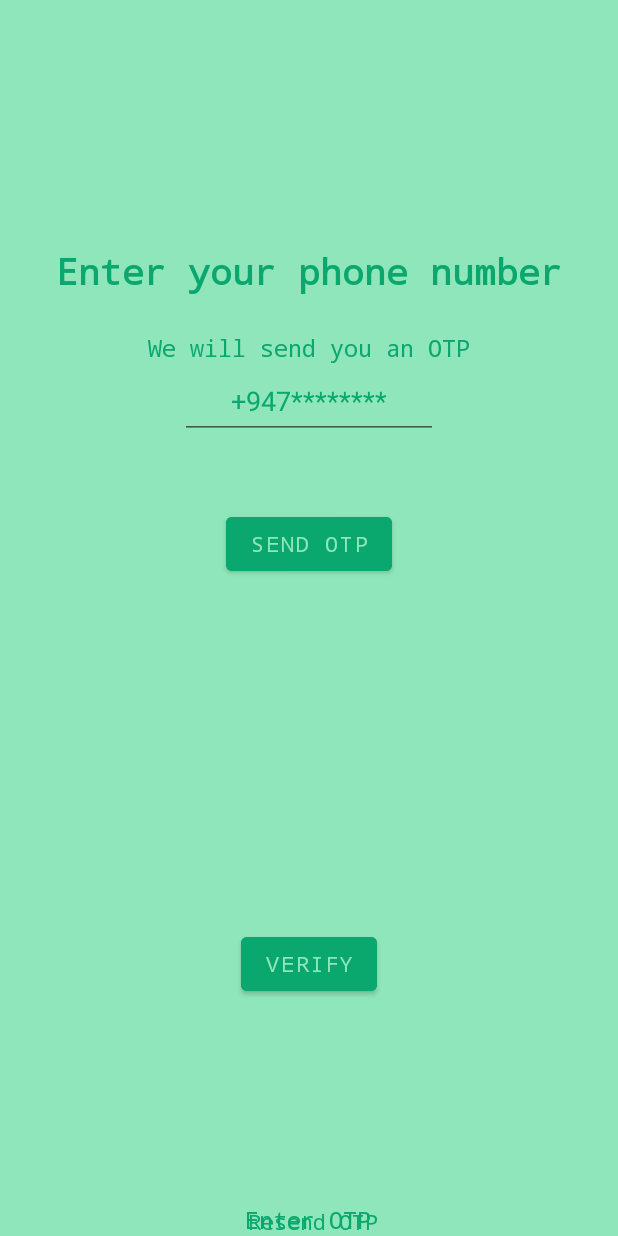
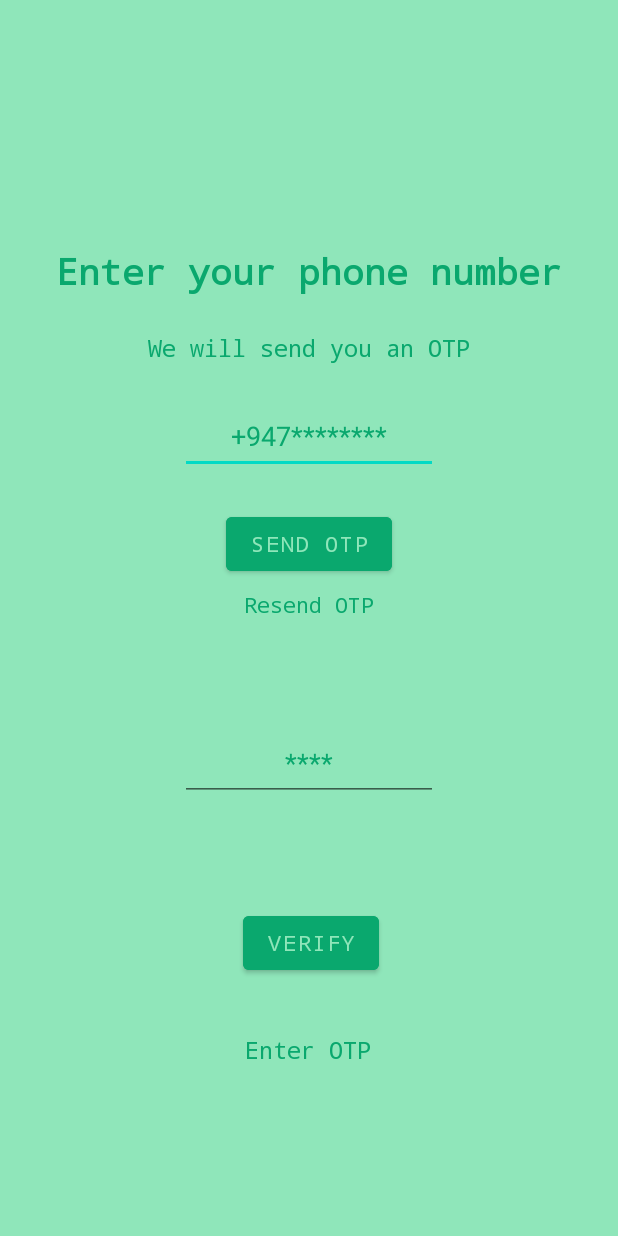
Before and after one commit to SasmithaDasanayaka/GoAlone, an Android app: the layout activity_verification.xml on its own in the app's theme, with its tools: preview values and no code run, on a phone screen of 412 x 824 dp. Run offline under Robolectric (Android 15) with nearby library versions, the phone set to English and light mode, and no system bars.

Commit message:
otp verification - debugging

```diff
--- a/app/src/main/res/layout/activity_verification.xml
+++ b/app/src/main/res/layout/activity_verification.xml
@@ -74,24 +74,6 @@
         app:layout_constraintTop_toBottomOf="@+id/textView5"
         app:layout_constraintVertical_bias="0.18" />
 
-    <EditText
-        android:id="@+id/idEdtOtp"
-        style="@style/Widget.AppCompat.EditText"
-        android:layout_width="172dp"
-        android:layout_height="50dp"
-        android:ems="10"
-        android:hint="****"
-        android:textAlignment="center"
-        android:inputType="phone"
-        android:textColor="#0AA86E"
-        android:textColorHint="#0AA86E"
-        app:layout_constraintBottom_toTopOf="@+id/button3"
-        app:layout_constraintEnd_toEndOf="parent"
-        app:layout_constraintHorizontal_bias="0.497"
-        app:layout_constraintStart_toStartOf="parent"
-        app:layout_constraintTop_toBottomOf="@+id/textView6"
-        app:layout_constraintVertical_bias="0.486" />
-
     <Button
         android:id="@+id/idBtnVerify"
         android:layout_width="wrap_content"
@@ -103,9 +85,10 @@
         app:iconTint="#0AA86E"
         app:layout_constraintBottom_toBottomOf="parent"
         app:layout_constraintEnd_toEndOf="parent"
+        app:layout_constraintHorizontal_bias="0.504"
         app:layout_constraintStart_toStartOf="parent"
         app:layout_constraintTop_toBottomOf="@+id/textView5"
-        app:layout_constraintVertical_bias="0.705" />
+        app:layout_constraintVertical_bias="0.679" />
 
     <EditText
         android:id="@+id/idEdtPhoneNumber"
@@ -118,7 +101,7 @@
         android:inputType="phone"
         android:textColor="#0AA86E"
         android:textColorHint="#0AA86E"
-        app:layout_constraintBottom_toTopOf="@+id/button2"
+        app:layout_constraintBottom_toTopOf="@+id/idBtnGetOtp"
         app:layout_constraintEnd_toEndOf="parent"
         app:layout_constraintStart_toStartOf="parent"
         app:layout_constraintTop_toBottomOf="@+id/textView5" />
@@ -135,7 +118,7 @@
         app:layout_constraintEnd_toEndOf="parent"
         app:layout_constraintHorizontal_bias="0.498"
         app:layout_constraintStart_toStartOf="parent"
-        app:layout_constraintTop_toBottomOf="@+id/button2"
+        app:layout_constraintTop_toBottomOf="@+id/idBtnVerify"
         app:layout_constraintVertical_bias="0.242" />
 
     <TextView
@@ -148,10 +131,26 @@
         android:typeface="monospace"
         app:layout_constraintBottom_toBottomOf="parent"
         app:layout_constraintEnd_toEndOf="parent"
-        app:layout_constraintHorizontal_bias="0.509"
+        app:layout_constraintHorizontal_bias="0.501"
         app:layout_constraintStart_toStartOf="parent"
-        app:layout_constraintTop_toBottomOf="@+id/button3"
-        app:layout_constraintVertical_bias="0.095" />
+        app:layout_constraintTop_toBottomOf="@+id/idBtnGetOtp"
+        app:layout_constraintVertical_bias="0.016" />
+
+    <EditText
+        android:id="@+id/idEdtOtp"
+        style="@style/Widget.AppCompat.EditText"
+        android:layout_width="172dp"
+        android:layout_height="50dp"
+        android:ems="10"
+        android:hint="****"
+        android:inputType="phone"
+        android:textAlignment="center"
+        android:textColor="#0AA86E"
+        android:textColorHint="#0AA86E"
+        app:layout_constraintBottom_toTopOf="@+id/idBtnVerify"
+        app:layout_constraintEnd_toEndOf="parent"
+        app:layout_constraintStart_toStartOf="parent"
+        app:layout_constraintTop_toBottomOf="@+id/textView7" />
 
 
 </androidx.constraintlayout.widget.ConstraintLayout>
```
Also changed, not shown: app/src/main/AndroidManifest.xml (+11 -6 lines), app/src/main/java/com/example/goalone/VerificationActivity.java (+4 -4 lines).
